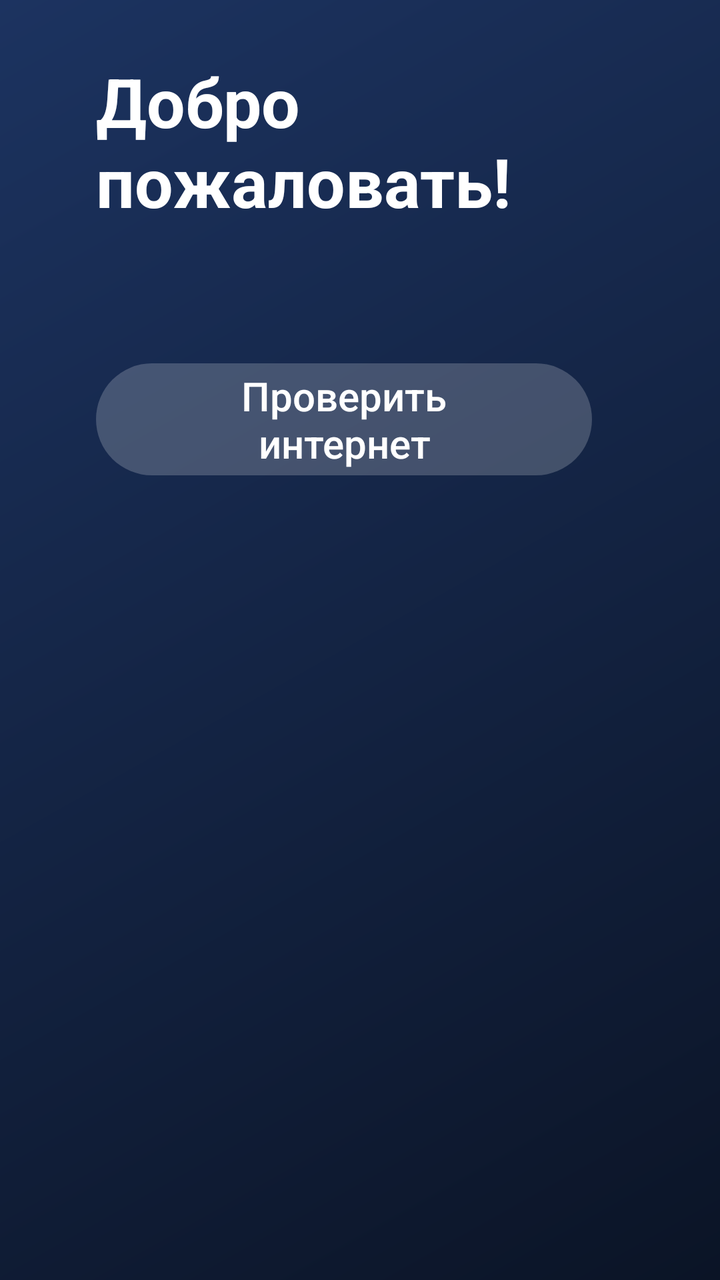
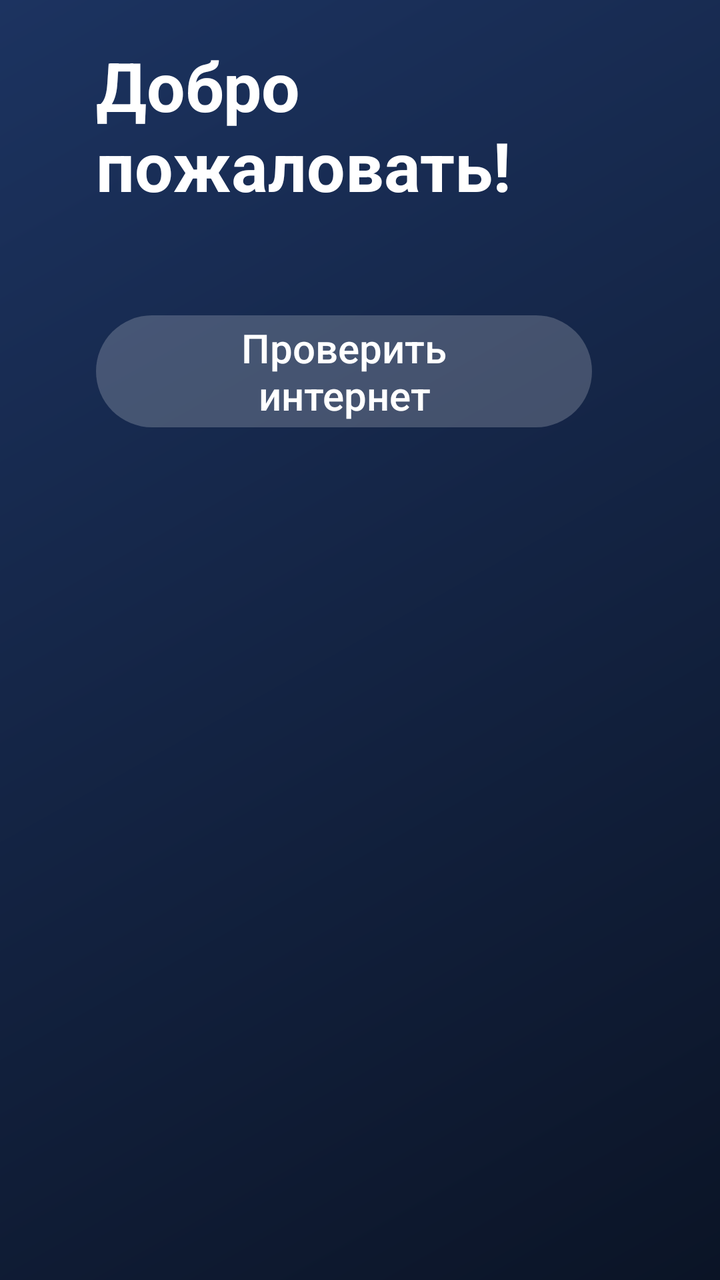

Screens rendered from an Android XML layout before and after an edit, with the pre-edit source and the edit as a unified diff.
<!-- AndroidManifest.xml: application theme AppTheme -->
<!-- res/layout/activity_main.xml -->
<?xml version="1.0" encoding="utf-8"?>
<ScrollView xmlns:android="http://schemas.android.com/apk/res/android"
    android:layout_width="match_parent"
    android:layout_height="match_parent"
    android:fillViewport="true"
    android:scrollbars="none">

    <LinearLayout
        android:layout_width="match_parent"
        android:layout_height="wrap_content"
        android:orientation="vertical"
        android:paddingStart="48dp"
        android:paddingTop="28dp"
        android:paddingEnd="48dp"
        android:paddingBottom="24dp">

        
        <LinearLayout
            android:layout_width="match_parent"
            android:layout_height="wrap_content"
            android:orientation="horizontal">

            <LinearLayout
                android:layout_width="0dp"
                android:layout_height="wrap_content"
                android:layout_weight="1"
                android:orientation="vertical">

                <TextView
                    android:layout_width="wrap_content"
                    android:layout_height="wrap_content"
                    android:id="@+id/greeting"
                    android:text="Добро пожаловать!"
                    android:textColor="#FFFFFF"
                    android:textSize="34sp"
                    android:textStyle="bold" />

                <TextView
                    android:id="@+id/guestName"
                    android:layout_width="wrap_content"
                    android:layout_height="wrap_content"
                    android:textColor="#F2A93B"
                    android:textSize="22sp"
                    android:visibility="gone" />

                <TextView
                    android:id="@+id/hotelName"
                    android:layout_width="wrap_content"
                    android:layout_height="wrap_content"
                    android:layout_marginTop="2dp"
                    android:background="@drawable/label_bg"
                    android:focusable="true"
                    android:longClickable="true"
                    android:paddingStart="6dp"
                    android:paddingEnd="6dp"
                    android:textColor="#B8C7E0"
                    android:textSize="20sp" />
            </LinearLayout>

            <LinearLayout
                android:layout_width="wrap_content"
                android:layout_height="wrap_content"
                android:gravity="end"
                android:orientation="vertical">

                <TextView
                    android:id="@+id/clock"
                    android:layout_width="wrap_content"
                    android:layout_height="wrap_content"
                    android:fontFamily="sans-serif-light"
                    android:textColor="#FFFFFF"
                    android:textSize="48sp" />

                <TextView
                    android:id="@+id/date"
                    android:layout_width="wrap_content"
                    android:layout_height="wrap_content"
                    android:textColor="#B8C7E0"
                    android:textSize="18sp" />

                <TextView
                    android:id="@+id/weather"
                    android:layout_width="wrap_content"
                    android:layout_height="wrap_content"
                    android:layout_marginTop="2dp"
                    android:textColor="#FFFFFF"
                    android:textSize="20sp" />
            </LinearLayout>
        </LinearLayout>

        
        <LinearLayout
            android:id="@+id/tiles"
            android:layout_width="match_parent"
            android:layout_height="wrap_content"
            android:layout_marginTop="20dp"
            android:orientation="vertical" />

        <LinearLayout
            android:layout_width="match_parent"
            android:layout_height="wrap_content"
            android:layout_marginTop="16dp"
            android:gravity="center_vertical"
            android:orientation="horizontal">

            <Button
                android:id="@+id/btnSpeedTest"
                style="@style/TvButton"
                android:text="Проверить интернет" />

            <View
                android:layout_width="0dp"
                android:layout_height="1dp"
                android:layout_weight="1" />

            
            <LinearLayout
                android:id="@+id/wifiBlock"
                android:layout_width="wrap_content"
                android:layout_height="wrap_content"
                android:layout_marginEnd="24dp"
                android:focusable="false"
                android:gravity="center_vertical"
                android:orientation="horizontal"
                android:visibility="gone">

                <LinearLayout
                    android:layout_width="wrap_content"
                    android:layout_height="wrap_content"
                    android:layout_marginEnd="16dp"
                    android:orientation="vertical">

                    <TextView
                        android:id="@+id/wifiSsidText"
                        android:layout_width="wrap_content"
                        android:layout_height="wrap_content"
                        android:textColor="#FFFFFF"
                        android:textSize="20sp"
                        android:textStyle="bold" />

                    <TextView
                        android:id="@+id/wifiPassText"
                        android:layout_width="wrap_content"
                        android:layout_height="wrap_content"
                        android:layout_marginTop="2dp"
                        android:textColor="#B8C7E0"
                        android:textSize="20sp" />
                </LinearLayout>

                <LinearLayout
                    android:layout_width="wrap_content"
                    android:layout_height="wrap_content"
                    android:gravity="center_horizontal"
                    android:orientation="vertical">

                    <ImageView
                        android:id="@+id/wifiQr"
                        android:layout_width="150dp"
                        android:layout_height="150dp"
                        android:contentDescription="QR-код Wi-Fi"
                        android:focusable="false" />

                    <TextView
                        android:layout_width="wrap_content"
                        android:layout_height="wrap_content"
                        android:layout_marginTop="2dp"
                        android:text="Наведите камеру телефона"
                        android:textColor="#B8C7E0"
                        android:textSize="14sp" />
                </LinearLayout>
            </LinearLayout>

            <TextView
                android:id="@+id/roomLabel"
                android:layout_width="wrap_content"
                android:layout_height="wrap_content"
                android:textColor="#B8C7E0"
                android:textSize="18sp" />
        </LinearLayout>
    </LinearLayout>
</ScrollView>
<!-- resources referenced by this layout -->
<resources>
  <!-- drawable label_bg (drawable) -->
  <?xml version="1.0" encoding="utf-8"?>
  <selector xmlns:android="http://schemas.android.com/apk/res/android">
      <item android:state_focused="true">
          <shape>
              <solid android:color="#22FFFFFF" />
              <stroke android:width="2dp" android:color="#88FFFFFF" />
              <corners android:radius="8dp" />
          </shape>
      </item>
      <item>
          <shape>
              <solid android:color="#00000000" />
          </shape>
      </item>
  </selector>
  <style name="TvButton">
          <item name="android:layout_width">wrap_content</item>
          <item name="android:layout_height">56dp</item>
          <item name="android:minWidth">220dp</item>
          <item name="android:paddingStart">28dp</item>
          <item name="android:paddingEnd">28dp</item>
          <item name="android:layout_marginEnd">16dp</item>
          <item name="android:background">@drawable/btn_bg</item>
          <item name="android:textColor">#FFFFFF</item>
          <item name="android:textSize">20sp</item>
          <item name="android:textAllCaps">false</item>
          <item name="android:focusable">true</item>
          <item name="android:gravity">center</item>
          <item name="android:stateListAnimator">@null</item>
      </style>
  <style name="AppTheme" parent="@android:style/Theme.DeviceDefault.NoActionBar">
          <item name="android:windowBackground">@drawable/bg_gradient</item>
          <item name="android:windowFullscreen">true</item>
      </style>
  <!-- drawable btn_bg (drawable) -->
  <?xml version="1.0" encoding="utf-8"?>
  <selector xmlns:android="http://schemas.android.com/apk/res/android">
      <item android:state_enabled="false">
          <shape>
              <solid android:color="#14FFFFFF" />
              <corners android:radius="28dp" />
          </shape>
      </item>
      <item android:state_focused="true">
          <shape>
              <solid android:color="#F2A93B" />
              <stroke android:width="4dp" android:color="#FFFFFF" />
              <corners android:radius="28dp" />
          </shape>
      </item>
      <item android:state_pressed="true">
          <shape>
              <solid android:color="#F2A93B" />
              <corners android:radius="28dp" />
          </shape>
      </item>
      <item>
          <shape>
              <solid android:color="#33FFFFFF" />
              <corners android:radius="28dp" />
          </shape>
      </item>
  </selector>
  <!-- drawable bg_gradient (drawable) -->
  <?xml version="1.0" encoding="utf-8"?>
  <shape xmlns:android="http://schemas.android.com/apk/res/android">
      <gradient
          android:angle="315"
          android:endColor="#0B1426"
          android:startColor="#1C3360"
          android:type="linear" />
  </shape>
</resources>

<!-- the commit's change to res/layout/activity_main.xml (unified diff, before → after) -->
@@ -10,9 +10,9 @@
         android:layout_height="wrap_content"
         android:orientation="vertical"
         android:paddingStart="48dp"
-        android:paddingTop="28dp"
+        android:paddingTop="20dp"
         android:paddingEnd="48dp"
-        android:paddingBottom="24dp">
+        android:paddingBottom="16dp">
 
         
         <LinearLayout
@@ -93,13 +93,13 @@
             android:id="@+id/tiles"
             android:layout_width="match_parent"
             android:layout_height="wrap_content"
-            android:layout_marginTop="20dp"
+            android:layout_marginTop="12dp"
             android:orientation="vertical" />
 
         <LinearLayout
             android:layout_width="match_parent"
             android:layout_height="wrap_content"
-            android:layout_marginTop="16dp"
+            android:layout_marginTop="8dp"
             android:gravity="center_vertical"
             android:orientation="horizontal">
 
@@ -145,6 +145,14 @@
                         android:layout_marginTop="2dp"
                         android:textColor="#B8C7E0"
                         android:textSize="20sp" />
+
+                    <TextView
+                        android:layout_width="wrap_content"
+                        android:layout_height="wrap_content"
+                        android:layout_marginTop="6dp"
+                        android:text="Наведите камеру телефона"
+                        android:textColor="#B8C7E0"
+                        android:textSize="14sp" />
                 </LinearLayout>
 
                 <LinearLayout
@@ -155,18 +163,10 @@
 
                     <ImageView
                         android:id="@+id/wifiQr"
-                        android:layout_width="150dp"
-                        android:layout_height="150dp"
+                        android:layout_width="128dp"
+                        android:layout_height="128dp"
                         android:contentDescription="QR-код Wi-Fi"
                         android:focusable="false" />
-
-                    <TextView
-                        android:layout_width="wrap_content"
-                        android:layout_height="wrap_content"
-                        android:layout_marginTop="2dp"
-                        android:text="Наведите камеру телефона"
-                        android:textColor="#B8C7E0"
-                        android:textSize="14sp" />
                 </LinearLayout>
             </LinearLayout>
 
